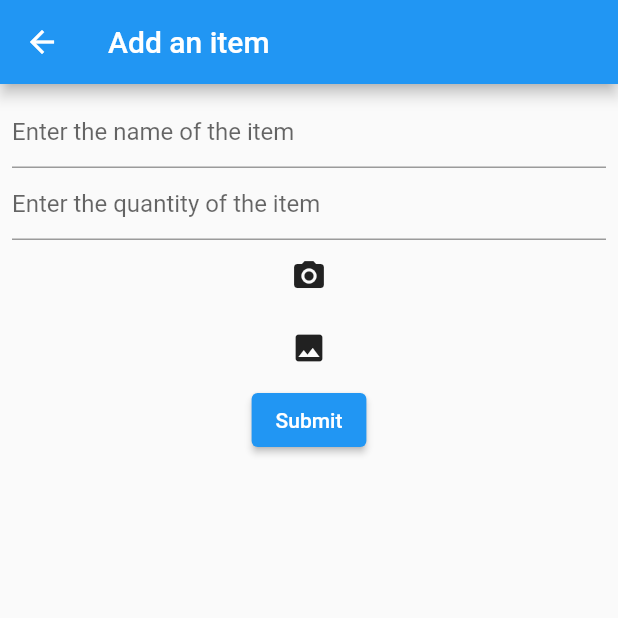
After one commit to Deepikaumesh/Flutter_xampp_all_crud, a Flutter app: the AddItem screen opened directly, after a tap on the "camera alt" icon, on a phone screen of 412 x 824 dp, the top half of it. The commit adds this screen. Run offline on Flutter 3.47's test engine with Material 2 defaults, Android fonts, the phone set to English and light mode, and no system bars; our stand-ins replace cloud_firestore, file_picker, firebase_auth, firebase_core, firebase_storage, fluttertoast and 6 more; missing offline and left inert: flutter_appavailability; accounts and stored records are empty.

Commit message:
firebase upload image

```diff
--- /dev/null
+++ b/lib/Firebase_image/add_item.dart
@@ -0,0 +1,196 @@
+import 'dart:io';
+
+import 'package:flutter/material.dart';
+import 'package:cloud_firestore/cloud_firestore.dart';
+import 'package:flutter_xampp_crud/flutter%20firebase%20Authentication/Home_Page_AA.dart';
+import 'package:image_picker/image_picker.dart';
+import 'package:firebase_storage/firebase_storage.dart';
+
+class AddItem extends StatefulWidget {
+  const AddItem({Key? key}) : super(key: key);
+
+  @override
+  State<AddItem> createState() => _AddItemState();
+}
+
+class _AddItemState extends State<AddItem> {
+  TextEditingController _controllerName = TextEditingController();
+  TextEditingController _controllerQuantity = TextEditingController();
+
+  GlobalKey<FormState> key = GlobalKey();
+
+  CollectionReference _reference =
+      FirebaseFirestore.instance.collection('shopping_list');
+
+  String imageUrl = '';
+
+  @override
+  Widget build(BuildContext context) {
+    return Scaffold(
+      appBar: AppBar(
+        title: Text('Add an item'),
+      ),
+      body: Padding(
+        padding: const EdgeInsets.all(8.0),
+        child: Form(
+          key: key,
+          child: Column(
+            children: [
+              TextFormField(
+                controller: _controllerName,
+                decoration:
+                    InputDecoration(hintText: 'Enter the name of the item'),
+                validator: (String? value) {
+                  if (value == null || value.isEmpty) {
+                    return 'Please enter the item name';
+                  }
+
+                  return null;
+                },
+              ),
+              TextFormField(
+                controller: _controllerQuantity,
+                decoration:
+                    InputDecoration(hintText: 'Enter the quantity of the item'),
+                validator: (String? value) {
+                  if (value == null || value.isEmpty) {
+                    return 'Please enter the item quantity';
+                  }
+
+                  return null;
+                },
+              ),
+              IconButton(
+                  onPressed: () async {
+                    /*
+                * Step 1. Pick/Capture an image   (image_picker)
+                * Step 2. Upload the image to Firebase storage
+                * Step 3. Get the URL of the uploaded image
+                * Step 4. Store the image URL inside the corresponding
+                *         document of the database.
+                * Step 5. Display the image on the list
+                *
+                * */
+
+                    /*Step 1:Pick image*/
+                    //Install image_picker
+                    //Import the corresponding library
+
+                    ImagePicker imagePicker = ImagePicker();
+                    XFile? file =
+                        await imagePicker.pickImage(source: ImageSource.camera);
+                    print('${file?.path}');
+
+                    if (file == null) return;
+                    //Import dart:core
+                    String uniqueFileName =
+                        DateTime.now().millisecondsSinceEpoch.toString();
+
+                    /*Step 2: Upload to Firebase storage*/
+                    //Install firebase_storage
+                    //Import the library
+
+                    //Get a reference to storage root
+                    Reference referenceRoot = FirebaseStorage.instance.ref();
+                    Reference referenceDirImages =
+                        referenceRoot.child('images');
+
+                    //Create a reference for the image to be stored
+                    Reference referenceImageToUpload =
+                        referenceDirImages.child('name');
+
+                    //Handle errors/success
+                    try {
+                      //Store the file
+                      await referenceImageToUpload.putFile(File(file!.path));
+                      //Success: get the download URL
+                      imageUrl = await referenceImageToUpload.getDownloadURL();
+                    } catch (error) {
+                      //Some error occurred
+                    }
+                  },
+                  icon: Icon(Icons.camera_alt)),
+
+              IconButton(
+                  onPressed: () async {
+                    /*
+                * Step 1. Pick/Capture an image   (image_picker)
+                * Step 2. Upload the image to Firebase storage
+                * Step 3. Get the URL of the uploaded image
+                * Step 4. Store the image URL inside the corresponding
+                *         document of the database.
+                * Step 5. Display the image on the list
+                *
+                * */
+
+                    /*Step 1:Pick image*/
+                    //Install image_picker
+                    //Import the corresponding library
+
+                    ImagePicker imagePicker = ImagePicker();
+                    XFile? file =
+                    await imagePicker.pickImage(source: ImageSource.gallery);
+                    print('${file?.path}');
+
+                    if (file == null) return;
+                    //Import dart:core
+                    String uniqueFileName =
+                    DateTime.now().millisecondsSinceEpoch.toString();
+
+                    /*Step 2: Upload to Firebase storage*/
+                    //Install firebase_storage
+                    //Import the library
+
+                    //Get a reference to storage root
+                    Reference referenceRoot = FirebaseStorage.instance.ref();
+                    Reference referenceDirImages =
+                    referenceRoot.child('images');
+
+                    //Create a reference for the image to be stored
+                    Reference referenceImageToUpload =
+                    referenceDirImages.child('name');
+
+                    //Handle errors/success
+                    try {
+                      //Store the file
+                      await referenceImageToUpload.putFile(File(file!.path));
+                      //Success: get the download URL
+                      imageUrl = await referenceImageToUpload.getDownloadURL();
+                    } catch (error) {
+                      //Some error occurred
+                    }
+                  },
+                  icon: Icon(Icons.photo)),
+              ElevatedButton(
+                  onPressed: () async {
+                    if (imageUrl.isEmpty) {
+                      ScaffoldMessenger.of(context)
+                          .showSnackBar(SnackBar(content: Text('Please upload an image')));
+
+                      return;
+                    }
+
+                    if (key.currentState!.validate()) {
+                      String itemName = _controllerName.text;
+                      String itemQuantity = _controllerQuantity.text;
+
+                      //Create a Map of data
+                      Map<String, String> dataToSend = {
+                        'name': itemName,
+                        'quantity': itemQuantity,
+                        'image': imageUrl,
+                      };
+
+                      //Add a new item
+                      _reference.add(dataToSend);
+                    }
+                    Navigator.push(context, MaterialPageRoute(builder: (context)=>Home_Page_a()));
+                  },
+                  child: Text('Submit'))
+            ],
+          ),
+        ),
+      ),
+    );
+  }
+}
--- a/lib/flutter firebase Authentication/phone.dart
+++ b/lib/flutter firebase Authentication/phone.dart
@@ -5,7 +5,7 @@ import 'package:flutter_xampp_crud/flutter%20firebase%20Authentication/verify.da
 
 class MyPhone extends StatefulWidget {
   const MyPhone({Key? key}) : super(key: key);
-  static String verify = "";
+ static String verify = "";
 
   @override
   State<MyPhone> createState() => _MyPhoneState();
```
Also changed, not shown: lib/Firebase_Image2/Firebase_image_main_Page.dart (added, +202 -0 lines), lib/Firebase_image/edit_item.dart (added, +81 -0 lines), lib/Firebase_image/item_details.dart (added, +67 -0 lines), lib/Firebase_image/item_list.dart (added, +79 -0 lines), lib/Firebase_image/login_page.dart (added, +40 -0 lines), lib/flutter firebase Authentication/Home_Page_AA.dart (+17 -1 lines), lib/flutter firebase Authentication/verify.dart (+9 -9 lines), pubspec.yaml (+8 -1 lines), lib/Firebase_image/firebase_options.dart (added), pubspec.lock.
